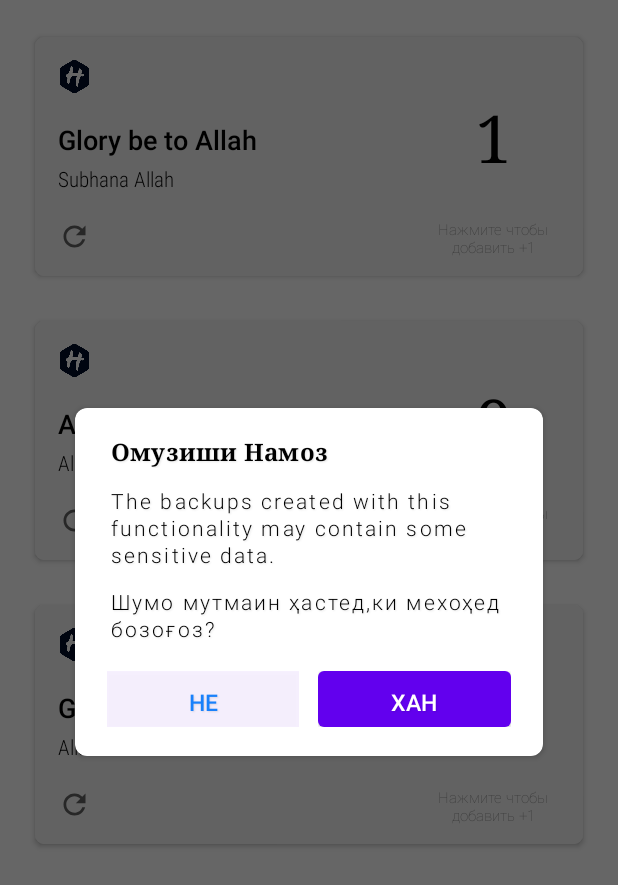
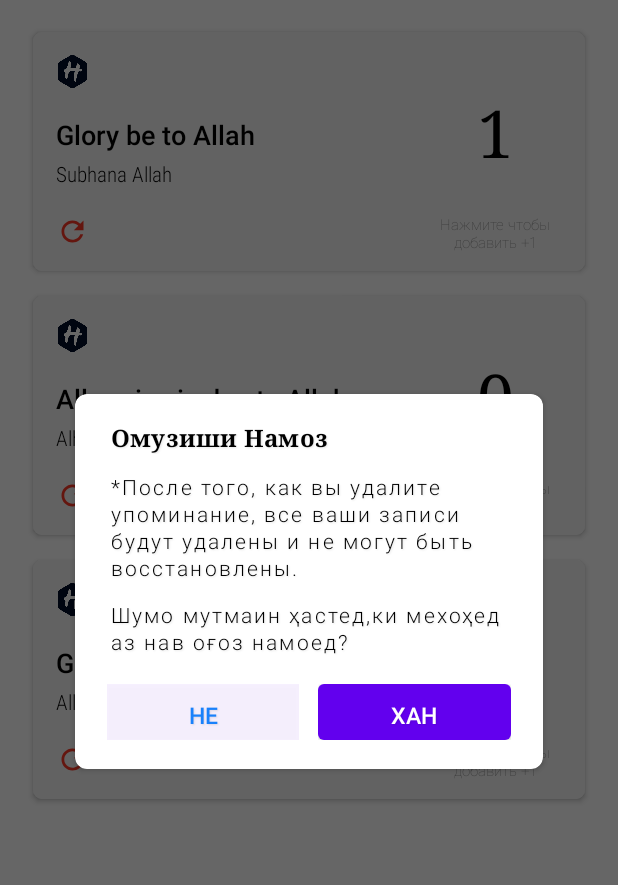
Before and after one commit to fotehkamolov96/TasbihNamaz, an Android app: the screen it shows after launch (MainActivity), after a tap on an icon or button, on a phone screen of 412 x 824 dp. Shown: the top 885 px of the screen. Run offline under Robolectric (Android 15) with nearby library versions, the phone set to English and light mode, and no system bars; 1 other tap on this screen came first.

Commit message:
Tasbih Dialog Screen

```diff
--- a/app/src/main/res/drawable/ic_baseline_refresh_24.xml
+++ b/app/src/main/res/drawable/ic_baseline_refresh_24.xml
@@ -5,6 +5,6 @@
     android:viewportHeight="24"
     android:tint="?attr/colorControlNormal">
   <path
-      android:fillColor="@android:color/white"
+      android:fillColor="@color/action_button_negative_ios_dialog"
       android:pathData="M17.65,6.35C16.2,4.9 14.21,4 12,4c-4.42,0 -7.99,3.58 -7.99,8s3.57,8 7.99,8c3.73,0 6.84,-2.55 7.73,-6h-2.08c-0.82,2.33 -3.04,4 -5.65,4 -3.31,0 -6,-2.69 -6,-6s2.69,-6 6,-6c1.66,0 3.14,0.69 4.22,1.78L13,11h7V4l-2.35,2.35z"/>
 </vector>
--- a/app/src/main/res/layout/zikar_cardview.xml
+++ b/app/src/main/res/layout/zikar_cardview.xml
@@ -8,14 +8,16 @@
     tools:context=".MainActivity"
     tools:showIn="@layout/activity_main">
 
+    <View
+        android:layout_width="match_parent"
+        android:layout_height="16dp" />
 
     <androidx.cardview.widget.CardView
         android:id="@+id/cardviiew"
         android:layout_width="match_parent"
         android:layout_height="170dp"
-        android:layout_marginLeft="19dp"
-        android:layout_marginTop="19dp"
-        android:layout_marginRight="19dp"
+        android:layout_marginLeft="18dp"
+        android:layout_marginRight="18dp"
         app:cardCornerRadius="6dp"
         app:cardElevation="2dp"
         app:cardUseCompatPadding="true">
@@ -79,6 +81,7 @@
                         android:layout_width="match_parent"
                         android:layout_height="wrap_content"
                         android:text="Glory be to Allah"
+                        android:lines="1"
                         android:textAppearance="@style/TextAppearance.AppCompat.Medium"
                         android:textColor="@color/black"
                         android:textSize="18sp"
@@ -112,8 +115,7 @@
                             android:layout_gravity="center"
                             android:gravity="center_vertical"
                             android:src="@drawable/ic_baseline_refresh_24"
-                            android:textColor="@color/black"
-                            app:fontFamily="sans-serif-medium" />
+                            app:tint="@color/action_button_negative_ios_dialog" />
                     </LinearLayout>
                 </LinearLayout>
 
@@ -179,12 +181,15 @@
 
     </androidx.cardview.widget.CardView>
 
+    <View
+        android:layout_width="match_parent"
+        android:layout_height="6dp" />
+
     <androidx.cardview.widget.CardView
         android:layout_width="match_parent"
         android:layout_height="170dp"
-        android:layout_marginLeft="19dp"
-        android:layout_marginTop="19dp"
-        android:layout_marginRight="19dp"
+        android:layout_marginLeft="18dp"
+        android:layout_marginRight="18dp"
         app:cardCornerRadius="6dp"
         app:cardElevation="2dp"
         app:cardUseCompatPadding="true">
@@ -280,8 +285,7 @@
                             android:layout_gravity="center"
                             android:gravity="center_vertical"
                             android:src="@drawable/ic_baseline_refresh_24"
-                            android:textColor="@color/black"
-                            app:fontFamily="sans-serif-medium" />
+                            app:tint="@color/action_button_negative_ios_dialog" />
                     </LinearLayout>
                 </LinearLayout>
 
@@ -347,12 +351,15 @@
 
     </androidx.cardview.widget.CardView>
 
+    <View
+        android:layout_width="match_parent"
+        android:layout_height="6dp" />
+
     <androidx.cardview.widget.CardView
         android:layout_width="match_parent"
         android:layout_height="170dp"
-        android:layout_marginLeft="19dp"
-        android:layout_marginTop="19dp"
-        android:layout_marginRight="19dp"
+        android:layout_marginLeft="18dp"
+        android:layout_marginRight="18dp"
         app:cardCornerRadius="6dp"
         app:cardElevation="2dp"
         app:cardUseCompatPadding="true">
@@ -448,8 +455,7 @@
                             android:layout_gravity="center"
                             android:gravity="center_vertical"
                             android:src="@drawable/ic_baseline_refresh_24"
-                            android:textColor="@color/black"
-                            app:fontFamily="sans-serif-medium" />
+                            app:tint="@color/action_button_negative_ios_dialog"/>
                     </LinearLayout>
                 </LinearLayout>
 
--- a/app/src/main/res/values/strings.xml
+++ b/app/src/main/res/values/strings.xml
@@ -2,7 +2,7 @@
     <string name="app_name">TasbihNamaz</string>
     <string name="exit_title">Омузиши Намоз</string>
     <string name="exit_desc">The backups created with this functionality may contain some sensitive data.</string>
-    <string name="reset">The backups created with this functionality may contain some sensitive data.</string>
-    <string name="reset_description">Шумо мутмаин ҳастед,ки мехоҳед бозоғоз?</string>
+    <string name="reset">*После того, как вы удалите упоминание, все ваши записи будут удалены и не могут быть восстановлены.</string>
+    <string name="reset_description">Шумо мутмаин ҳастед,ки мехоҳед аз нав оғоз намоед?</string>
 
 </resources>
```
